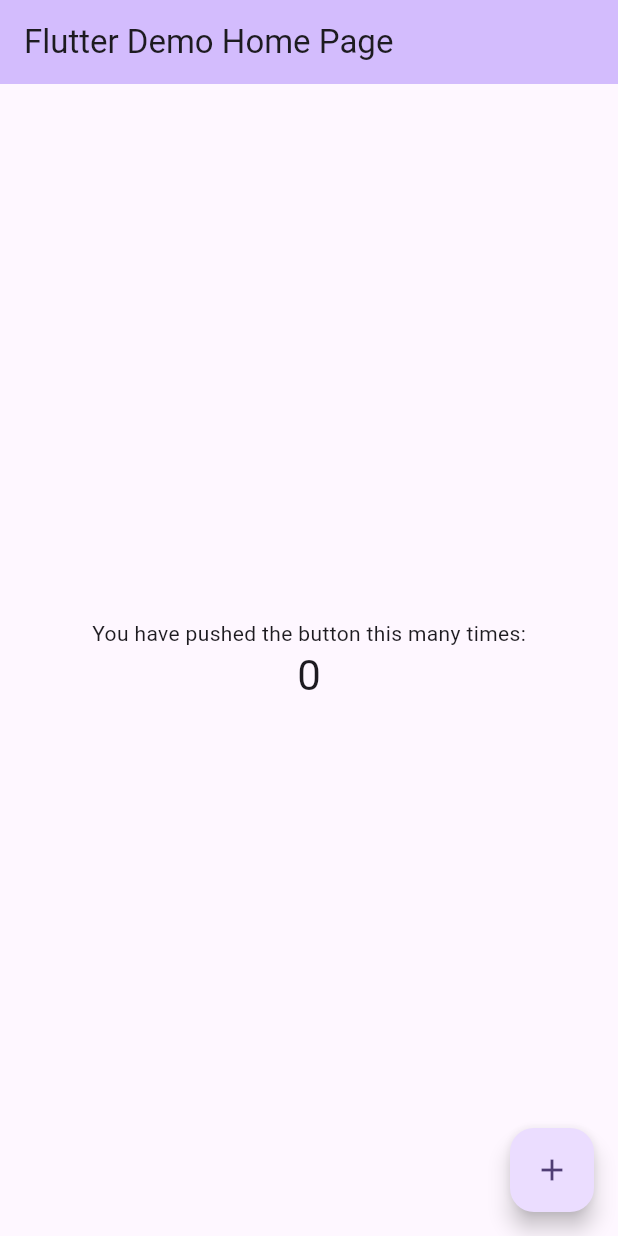
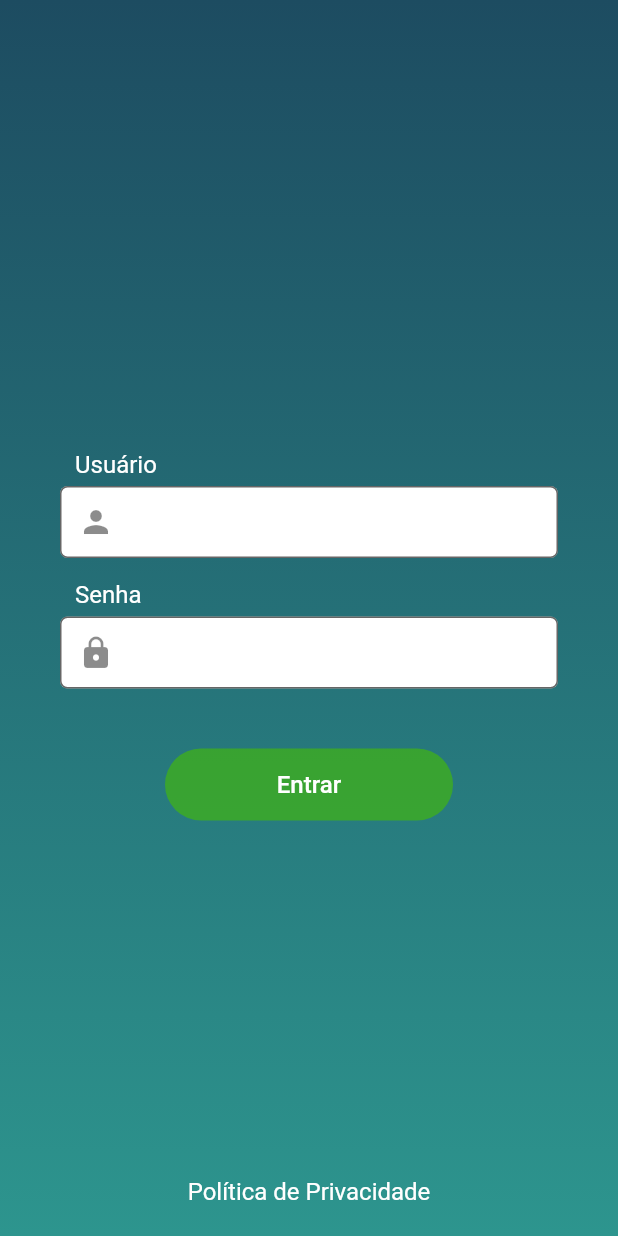
Before and after one commit to FabioSousaFBS/anotacoesApp, a Flutter app: the screen it shows after launch, on a phone screen of 412 x 824 dp. Run offline on Flutter 3.47's test engine with Material 2 defaults, Android fonts, the phone set to English and light mode, and no system bars; drawn by our look-alikes of modal_progress_hud_nsn; our stand-ins replace equatable.

```diff
--- /dev/null
+++ b/lib/core/constantes/endpoint.dart
@@ -0,0 +1,5 @@
+class EndPoint {
+  static const String urlBase = "https://65477416902874dff3ac4fc4.mockapi.io/";
+  static const String usuario = "usuario/";
+  static const String urlGoogle = "https://www.google.com.br/";
+}
--- /dev/null
+++ b/lib/core/estilos/estilos_constantes.dart
@@ -0,0 +1,29 @@
+import 'package:flutter/material.dart';
+
+const kTextField = TextStyle(
+  color: Colors.black54,
+  fontWeight: FontWeight.normal,
+);
+
+var kTextFieldDecoration = InputDecoration(
+  fillColor: Colors.white,
+  filled: true,
+  hintText: '',
+  hintStyle: kTextField,
+  contentPadding: const EdgeInsets.symmetric(vertical: 10.0, horizontal: 20.0),
+  border:  OutlineInputBorder(
+      borderRadius: BorderRadius.circular(5.0),
+    )
+
+);
+
+const kBackgroundBase = BoxDecoration(
+  color: Color.fromRGBO(29, 76, 97, 1),
+  gradient: LinearGradient(
+    colors: [Color.fromRGBO(45, 149, 142, 1), Color.fromRGBO(29, 76, 97, 1)],
+    begin: Alignment.bottomCenter,
+    end: Alignment.topCenter
+  ),
+);
+
+const kLabelStyle = TextStyle(color: Colors.white, fontSize: 16, );
--- a/lib/main.dart
+++ b/lib/main.dart
@@ -1,3 +1,5 @@
+import 'package:anotacoesapp/presentation/pages/anotacoes_screen.dart';
+import 'package:anotacoesapp/presentation/pages/login_screen.dart';
 import 'package:flutter/material.dart';
 
 void main() {
@@ -11,60 +13,13 @@ class MyApp extends StatelessWidget {
   @override
   Widget build(BuildContext context) {
     return MaterialApp(
-      title: 'Flutter Demo',
-      theme: ThemeData(
-        colorScheme: ColorScheme.fromSeed(seedColor: Colors.deepPurple),
-        useMaterial3: true,
-      ),
-      home: const MyHomePage(title: 'Flutter Demo Home Page'),
+      debugShowCheckedModeBanner: false,
+      home: LoginTela(),
+      initialRoute: LoginTela.id,
+      routes: {
+        LoginTela.id: (context) => LoginTela(),
+        AnotacoesTela.id: (context) => AnotacoesTela(),
+      },
     );
   }
 }
-
-class MyHomePage extends StatefulWidget {
-  const MyHomePage({super.key, required this.title});
-
-  final String title;
-
-  @override
-  State<MyHomePage> createState() => _MyHomePageState();
-}
-
-class _MyHomePageState extends State<MyHomePage> {
-  int _counter = 0;
-
-  void _incrementCounter() {
-    setState(() {
-      _counter++;
-    });
-  }
-
-  @override
-  Widget build(BuildContext context) {
-    return Scaffold(
-      appBar: AppBar(
-        backgroundColor: Theme.of(context).colorScheme.inversePrimary,
-        title: Text(widget.title),
-      ),
-      body: Center(
-        child: Column(
-          mainAxisAlignment: MainAxisAlignment.center,
-          children: <Widget>[
-            const Text(
-              'You have pushed the button this many times:',
-            ),
-            Text(
-              '$_counter',
-              style: Theme.of(context).textTheme.headlineMedium,
-            ),
-          ],
-        ),
-      ),
-      floatingActionButton: FloatingActionButton(
-        onPressed: _incrementCounter,
-        tooltip: 'Increment',
-        child: const Icon(Icons.add),
-      ), // This trailing comma makes auto-formatting nicer for build methods.
-    );
-  }
-}
--- /dev/null
+++ b/lib/presentation/pages/login_screen.dart
@@ -0,0 +1,112 @@
+import 'package:anotacoesapp/core/estilos/estilos_constantes.dart';
+import 'package:anotacoesapp/core/util/generico.dart';
+import 'package:anotacoesapp/presentation/pages/anotacoes_screen.dart';
+import 'package:flutter/material.dart';
+import 'package:modal_progress_hud_nsn/modal_progress_hud_nsn.dart';
+
+class LoginTela extends StatefulWidget {
+  static const String id = 'login_screen';
+
+  const LoginTela({super.key});
+
+  @override
+  State<LoginTela> createState() => _LoginTelaState();
+}
+
+class _LoginTelaState extends State<LoginTela> {
+
+  bool showSpinner = false;
+
+  @override
+  Widget build(BuildContext context) {
+    return Scaffold(
+      body: ModalProgressHUD(
+        color: Colors.blueGrey.shade200,
+        inAsyncCall: showSpinner,
+        child: Container(
+          decoration: kBackgroundBase,
+          child: Padding(
+            padding: const EdgeInsets.symmetric(horizontal: 40.0),
+            child: Column(
+              crossAxisAlignment: CrossAxisAlignment.stretch,
+              children: [
+                const SizedBox(height: 300,),
+                const Padding(
+                  padding: EdgeInsets.only(left: 10, bottom: 5),
+                  child: Text("Usuário", style: kLabelStyle,),
+                ),
+                TextField(
+                  keyboardType: TextInputType.name,
+                  onChanged: (value) {},
+                  decoration: kTextFieldDecoration.copyWith(prefixIcon: const Icon(Icons.person), ),
+                  style: kTextField,
+                ),
+                const SizedBox(
+                  height: 15.0,
+                ),
+                const Padding(
+                  padding: EdgeInsets.only(left: 10, bottom: 5),
+                  child: Text("Senha", style: kLabelStyle,),
+                ),
+                TextField(
+                  obscureText: true,
+                  onChanged: (value) {},
+                  style: kTextField,
+                  decoration: kTextFieldDecoration.copyWith(prefixIcon: const Icon(Icons.lock),),
+                ),
+                const SizedBox(
+                  height: 24.0,
+                ),
+                Padding(
+                  padding: const EdgeInsets.symmetric(vertical: 16.0, horizontal: 70),
+                  child: Material(
+                    color: const Color.fromARGB(156, 68, 189, 1),
+                    borderRadius: const BorderRadius.all(Radius.circular(30.0)),
+                    child: MaterialButton(
+                      onPressed: () async {
+                        setState(() {
+                          showSpinner = true;
+                        });
+
+                        try {
+                          // final user = await _auth.signInWithEmailAndPassword(email: email, password: password);
+
+                          // if(user != null){
+                          Navigator.pushNamed(context, AnotacoesTela.id);
+                          // }
+
+                          setState(() {
+                            showSpinner = false;
+                          });
+                        } catch (e) {
+                          print(e);
+                        }
+                      },
+                      minWidth: 200.0,
+                      height: 42.0,
+                      child: const Text(
+                        'Entrar',
+                        style: kLabelStyle,
+                      ),
+                    ),
+                  ),
+                ),
+                Expanded(child: Align(
+                  alignment: Alignment.bottomCenter,
+                  child: Padding(
+                    padding: const EdgeInsets.only(bottom: 20),
+                    child: InkWell(
+                      onTap: Generico().abrirLinkBrowser,
+                      child: const Text("Política de Privacidade", style: kLabelStyle,),
+                    ),
+                  )
+                )
+              ),
+              ],
+            ),
+          ),
+        ),
+      ),
+    );
+  }
+}
```
Also changed, not shown: lib/core/errors/failures.dart (added, +10 -0 lines), lib/core/util/generico.dart (added, +13 -0 lines), lib/presentation/pages/anotacoes_screen.dart (added, +114 -0 lines), pubspec.yaml (+6 -66 lines), pubspec.lock, 1 other file.
